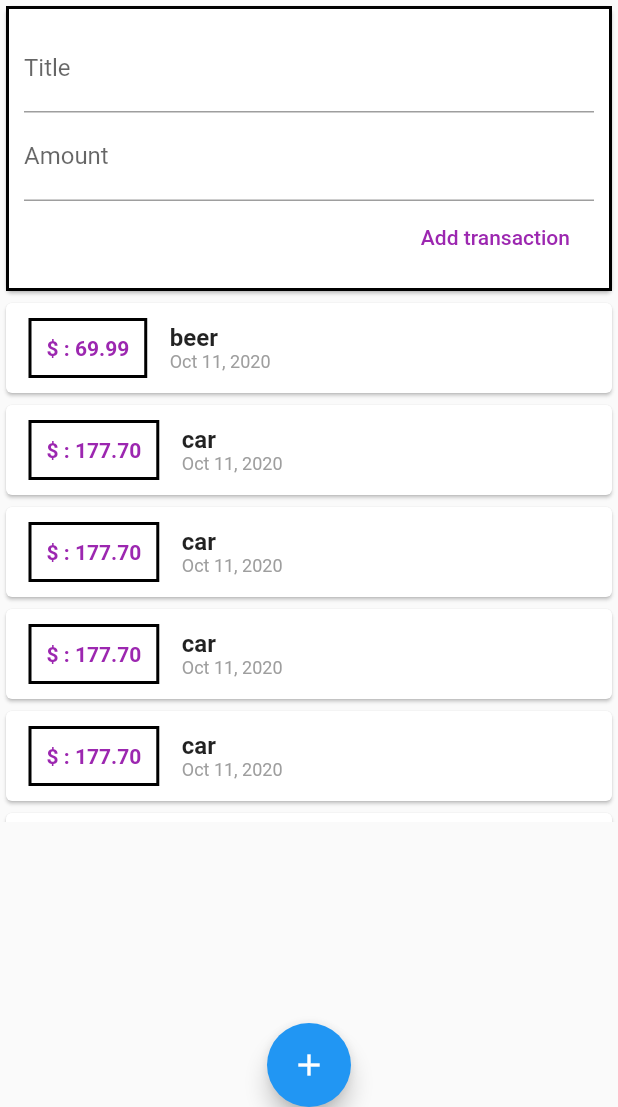
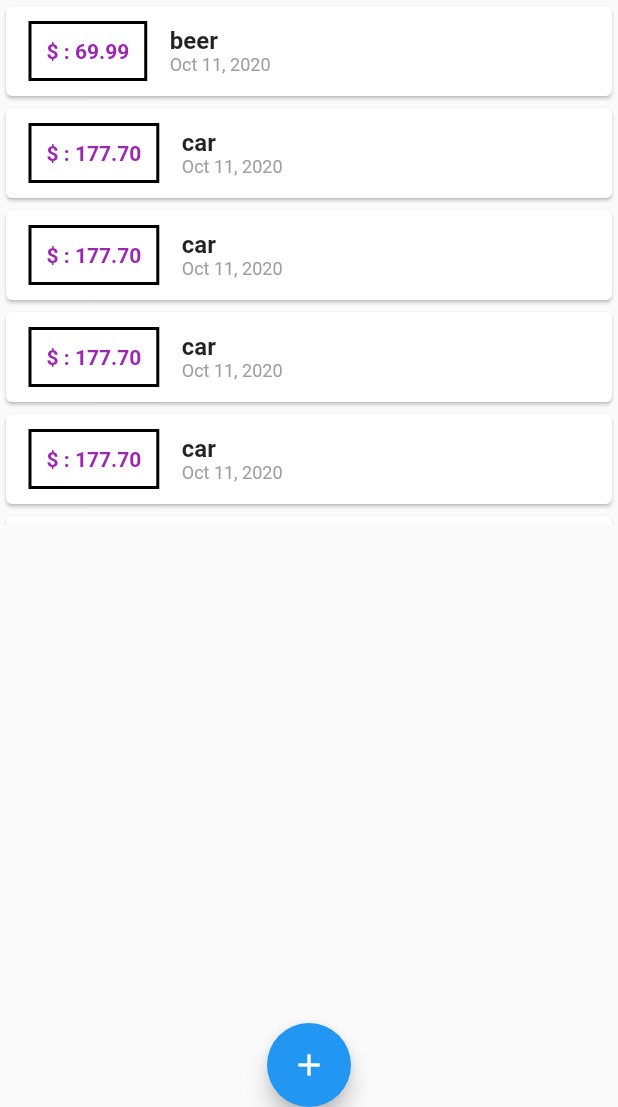
Before and after one commit to asergejs/flutter_learning_expenses_app, a Flutter app: the screen it shows after launch, on a phone screen of 412 x 824 dp, the part 129-1236 px from its top. Run offline on Flutter 3.47's test engine with Material 2 defaults, Android fonts, the phone set to English and light mode, and no system bars.

```diff
--- a/lib/main.dart
+++ b/lib/main.dart
@@ -1,4 +1,6 @@
-import 'package:expenses/widgets/user_transactions.dart';
+import 'package:expenses/widgets/new_transaction.dart';
+import 'package:expenses/widgets/transaction_list.dart';
+import 'package:expenses/models/transaction.dart';
 import 'package:flutter/material.dart';
 
 void main() => runApp(MyApp());
@@ -13,7 +15,43 @@ class MyApp extends StatelessWidget {
   }
 }
 
-class MyHomePage extends StatelessWidget {
+class MyHomePage extends StatefulWidget {
+  @override
+  _MyHomePageState createState() => _MyHomePageState();
+}
+
+class _MyHomePageState extends State<MyHomePage> {
+
+  final List<Transaction> _userTransactions = [
+    Transaction(id: 't1', title: 'beer', amount: 69.99, date: DateTime.now()),
+    Transaction(id: 't2', title: 'car', amount: 177.7, date: DateTime.now()),
+    Transaction(id: 't3', title: 'car', amount: 177.7, date: DateTime.now()),
+    Transaction(id: 't4', title: 'car', amount: 177.7, date: DateTime.now()),
+    Transaction(id: 't5', title: 'car', amount: 177.7, date: DateTime.now()),
+    Transaction(id: 't6', title: 'car', amount: 177.7, date: DateTime.now()),
+    Transaction(id: 't7', title: 'car', amount: 177.7, date: DateTime.now()),
+    Transaction(id: 't8', title: 'car', amount: 177.7, date: DateTime.now()),
+    Transaction(id: 't9', title: 'car', amount: 177.7, date: DateTime.now()),
+  ];
+
+  void _addTransaction(String title, double amount) {
+    final newTx = Transaction(
+        title: title,
+        amount: amount,
+        date: DateTime.now(),
+        id: DateTime.now().toString());
+
+    setState(() {
+      _userTransactions.add(newTx);
+    });
+  }
+
+  void _startAddNewTransaction(BuildContext ctx) {
+    showModalBottomSheet(context: ctx, builder: (_) {
+      return NewTransaction(_addTransaction);
+    }, );
+  }
+
   @override
   Widget build(BuildContext context) {
     return Scaffold(
@@ -22,7 +60,7 @@ class MyHomePage extends StatelessWidget {
         actions: <Widget>[
           IconButton(
             icon: Icon(Icons.add),
-            onPressed: () {},
+            onPressed: () => _startAddNewTransaction(context),
           )
         ],
       ),
@@ -42,14 +80,14 @@ class MyHomePage extends StatelessWidget {
                 ),
               )
             ]),
-            UserTransactions()
+            TransactionList(_userTransactions)
           ],
         ),
       ),
       floatingActionButtonLocation: FloatingActionButtonLocation.centerDocked, //91
       floatingActionButton: FloatingActionButton(
         child: Icon(Icons.add),
-        onPressed: () {},
+        onPressed: () => _startAddNewTransaction(context),
       ), //91
     );
   }
--- a/lib/widgets/user_transactions.dart
+++ /dev/null
@@ -1,45 +0,0 @@
-import 'package:expenses/models/transaction.dart';
-import 'package:flutter/material.dart';
-import 'package:expenses/widgets/new_transaction.dart';
-import 'package:expenses/widgets/transaction_list.dart';
-
-class UserTransactions extends StatefulWidget {
-  @override
-  _UserTransactionsState createState() => _UserTransactionsState();
-}
-
-class _UserTransactionsState extends State<UserTransactions> {
-  final List<Transaction> _userTransactions = [
-    Transaction(id: 't1', title: 'beer', amount: 69.99, date: DateTime.now()),
-    Transaction(id: 't2', title: 'car', amount: 177.7, date: DateTime.now()),
-    Transaction(id: 't3', title: 'car', amount: 177.7, date: DateTime.now()),
-    Transaction(id: 't4', title: 'car', amount: 177.7, date: DateTime.now()),
-    Transaction(id: 't5', title: 'car', amount: 177.7, date: DateTime.now()),
-    Transaction(id: 't6', title: 'car', amount: 177.7, date: DateTime.now()),
-    Transaction(id: 't7', title: 'car', amount: 177.7, date: DateTime.now()),
-    Transaction(id: 't8', title: 'car', amount: 177.7, date: DateTime.now()),
-    Transaction(id: 't9', title: 'car', amount: 177.7, date: DateTime.now()),
-  ];
-
-  void _addTransaction(String title, double amount) {
-    final newTx = Transaction(
-        title: title,
-        amount: amount,
-        date: DateTime.now(),
-        id: DateTime.now().toString());
-
-    setState(() {
-      _userTransactions.add(newTx);
-    });
-  }
-
-  @override
-  Widget build(BuildContext context) {
-    return Column(
-      children: <Widget>[
-        NewTransaction(_addTransaction), //87
-        TransactionList(_userTransactions)
-      ],
-    );
-  }
-}
```
